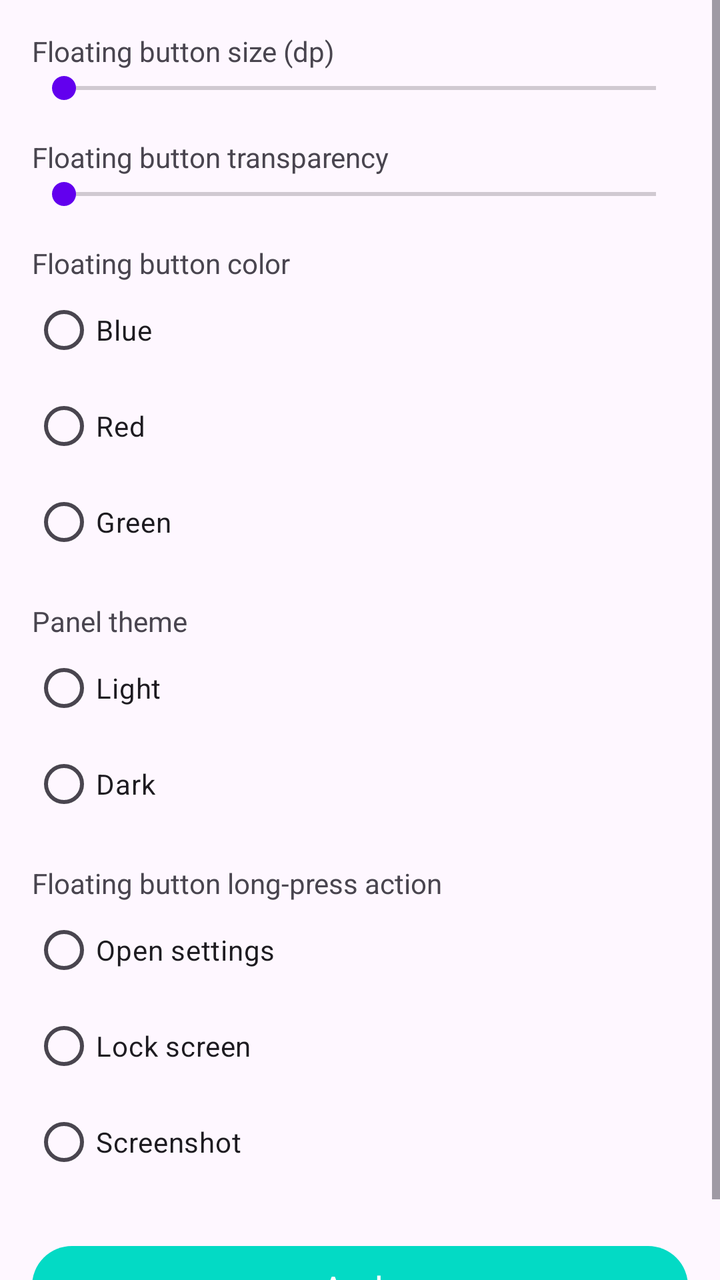
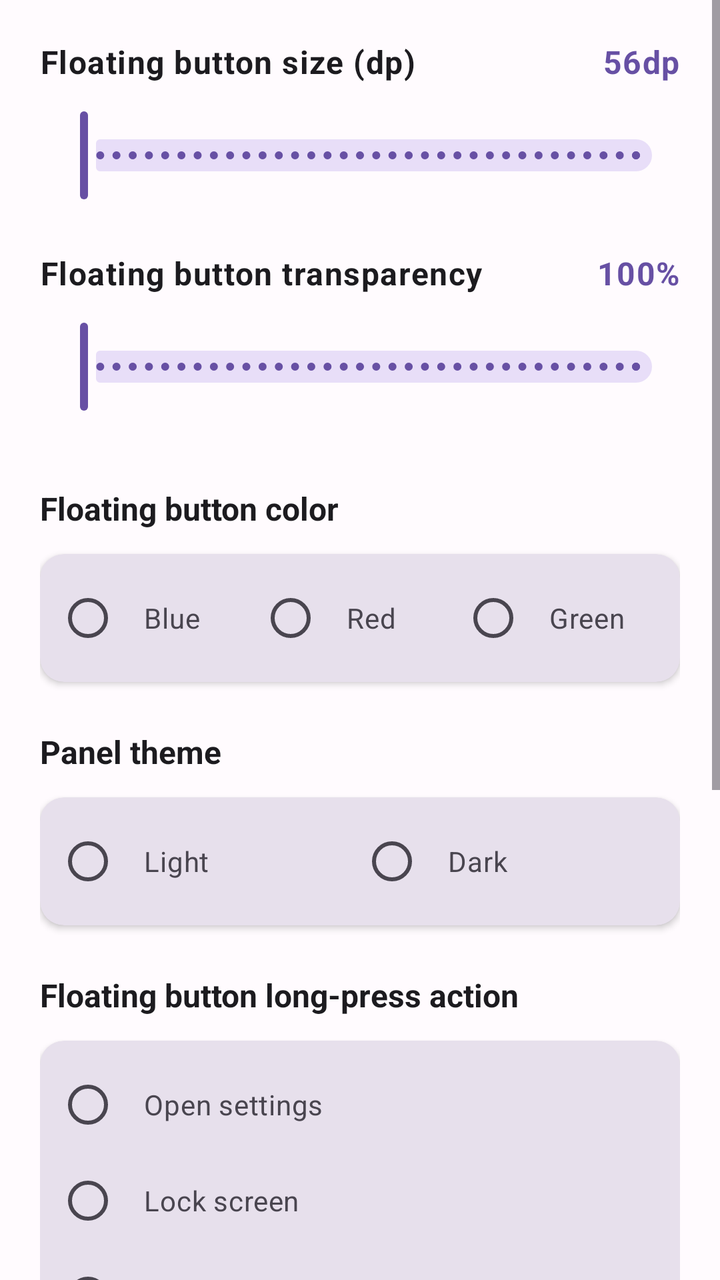

The first picture is an Android layout as it rendered before a commit; the second is the same layout after the commit. The layout source and the unified diff follow.
<!-- AndroidManifest.xml: application theme Theme.AssistiveTouch -->
<!-- res/layout/activity_settings.xml -->
<?xml version="1.0" encoding="utf-8"?>
<ScrollView xmlns:android="http://schemas.android.com/apk/res/android"
    android:layout_width="match_parent"
    android:layout_height="match_parent">

    <LinearLayout
        android:layout_width="match_parent"
        android:layout_height="wrap_content"
        android:orientation="vertical"
        android:padding="16dp">

        <TextView
            android:layout_width="wrap_content"
            android:layout_height="wrap_content"
            android:text="@string/settings_button_size" />

        <SeekBar
            android:id="@+id/seekSize"
            android:layout_width="match_parent"
            android:layout_height="wrap_content"
            android:max="96" />

        <TextView
            android:layout_width="wrap_content"
            android:layout_height="wrap_content"
            android:text="@string/settings_button_alpha"
            android:layout_marginTop="16dp" />

        <SeekBar
            android:id="@+id/seekAlpha"
            android:layout_width="match_parent"
            android:layout_height="wrap_content"
            android:max="100" />

        <TextView
            android:layout_width="wrap_content"
            android:layout_height="wrap_content"
            android:text="@string/settings_button_color"
            android:layout_marginTop="16dp" />

        <RadioGroup
            android:id="@+id/groupColor"
            android:layout_width="wrap_content"
            android:layout_height="wrap_content">

            <RadioButton
                android:id="@+id/radioColorBlue"
                android:layout_width="wrap_content"
                android:layout_height="wrap_content"
                android:text="Blue" />

            <RadioButton
                android:id="@+id/radioColorRed"
                android:layout_width="wrap_content"
                android:layout_height="wrap_content"
                android:text="Red" />

            <RadioButton
                android:id="@+id/radioColorGreen"
                android:layout_width="wrap_content"
                android:layout_height="wrap_content"
                android:text="Green" />
        </RadioGroup>

        <TextView
            android:layout_width="wrap_content"
            android:layout_height="wrap_content"
            android:text="@string/settings_panel_theme"
            android:layout_marginTop="16dp" />

        <RadioGroup
            android:id="@+id/groupTheme"
            android:layout_width="wrap_content"
            android:layout_height="wrap_content">

            <RadioButton
                android:id="@+id/radioThemeLight"
                android:layout_width="wrap_content"
                android:layout_height="wrap_content"
                android:text="Light" />

            <RadioButton
                android:id="@+id/radioThemeDark"
                android:layout_width="wrap_content"
                android:layout_height="wrap_content"
                android:text="Dark" />
        </RadioGroup>

        <TextView
            android:layout_width="wrap_content"
            android:layout_height="wrap_content"
            android:text="@string/settings_long_press"
            android:layout_marginTop="16dp" />

        <RadioGroup
            android:id="@+id/groupLongPress"
            android:layout_width="wrap_content"
            android:layout_height="wrap_content">

            <RadioButton
                android:id="@+id/radioLongPressSettings"
                android:layout_width="wrap_content"
                android:layout_height="wrap_content"
                android:text="Open settings" />

            <RadioButton
                android:id="@+id/radioLongPressLock"
                android:layout_width="wrap_content"
                android:layout_height="wrap_content"
                android:text="Lock screen" />

            <RadioButton
                android:id="@+id/radioLongPressScreenshot"
                android:layout_width="wrap_content"
                android:layout_height="wrap_content"
                android:text="Screenshot" />
        </RadioGroup>

        <Button
            android:id="@+id/buttonApplySettings"
            android:layout_width="match_parent"
            android:layout_height="wrap_content"
            android:text="@string/settings_apply"
            android:layout_marginTop="24dp" />

    </LinearLayout>

</ScrollView>
<!-- resources referenced by this layout -->
<resources>
  <style name="Theme.AssistiveTouch" parent="Theme.Material3.DayNight.NoActionBar">
          <item name="colorPrimary">@color/teal_200</item>
          <item name="colorOnPrimary">@android:color/white</item>
          <item name="colorSecondary">@color/purple_500</item>
          <item name="android:statusBarColor">@android:color/transparent</item>
          <item name="android:navigationBarColor">@android:color/black</item>
      </style>
  <color name="teal_200">#03DAC5</color>
  <color name="purple_500">#6200EE</color>
  <!-- unchanged entries left out for length: 6 -->
</resources>

<!-- the commit's change to res/layout/activity_settings.xml (unified diff, before → after) -->
@@ -1,5 +1,6 @@
 <?xml version="1.0" encoding="utf-8"?>
 <ScrollView xmlns:android="http://schemas.android.com/apk/res/android"
+    xmlns:app="http://schemas.android.com/apk/res-auto"
     android:layout_width="match_parent"
     android:layout_height="match_parent">
 
@@ -7,121 +8,290 @@
         android:layout_width="match_parent"
         android:layout_height="wrap_content"
         android:orientation="vertical"
-        android:padding="16dp">
+        android:padding="20dp">
+
+        <LinearLayout
+            android:layout_width="match_parent"
+            android:layout_height="wrap_content"
+            android:orientation="horizontal"
+            android:gravity="center_vertical">
+            <TextView
+                android:layout_width="0dp"
+                android:layout_height="wrap_content"
+                android:layout_weight="1"
+                android:text="@string/settings_button_size"
+                android:textAppearance="@style/TextAppearance.MaterialComponents.Body1"
+                android:textColor="?attr/colorOnSurface"
+                android:textSize="16sp"
+                android:textStyle="bold" />
+            <TextView
+                android:id="@+id/textSizeValue"
+                android:layout_width="wrap_content"
+                android:layout_height="wrap_content"
+                android:text="56dp"
+                android:textAppearance="@style/TextAppearance.MaterialComponents.Body1"
+                android:textColor="?attr/colorPrimary"
+                android:textStyle="bold"
+                android:paddingStart="8dp" />
+        </LinearLayout>
+
+        <com.google.android.material.slider.Slider
+            android:id="@+id/seekSize"
+            android:layout_width="match_parent"
+            android:layout_height="wrap_content"
+            android:valueFrom="0.0"
+            android:valueTo="56.0"
+            android:stepSize="1.0"
+            android:layout_marginTop="12dp"
+            android:layout_marginBottom="8dp" />
+
+        <LinearLayout
+            android:layout_width="match_parent"
+            android:layout_height="wrap_content"
+            android:orientation="horizontal"
+            android:gravity="center_vertical"
+            android:layout_marginTop="16dp">
+            <TextView
+                android:layout_width="0dp"
+                android:layout_height="wrap_content"
+                android:layout_weight="1"
+                android:text="@string/settings_button_alpha"
+                android:textAppearance="@style/TextAppearance.MaterialComponents.Body1"
+                android:textColor="?attr/colorOnSurface"
+                android:textSize="16sp"
+                android:textStyle="bold" />
+            <TextView
+                android:id="@+id/textAlphaValue"
+                android:layout_width="wrap_content"
+                android:layout_height="wrap_content"
+                android:text="100%"
+                android:textAppearance="@style/TextAppearance.MaterialComponents.Body1"
+                android:textColor="?attr/colorPrimary"
+                android:textStyle="bold"
+                android:paddingStart="8dp" />
+        </LinearLayout>
+
+        <com.google.android.material.slider.Slider
+            android:id="@+id/seekAlpha"
+            android:layout_width="match_parent"
+            android:layout_height="wrap_content"
+            android:valueFrom="30.0"
+            android:valueTo="100.0"
+            android:stepSize="1.0"
+            android:layout_marginTop="12dp"
+            android:layout_marginBottom="8dp" />
 
         <TextView
             android:layout_width="wrap_content"
             android:layout_height="wrap_content"
-            android:text="@string/settings_button_size" />
-
-        <SeekBar
-            android:id="@+id/seekSize"
-            android:layout_width="match_parent"
-            android:layout_height="wrap_content"
-            android:max="96" />
+            android:text="@string/settings_button_color"
+            android:textSize="16sp"
+            android:textStyle="bold"
+            android:textColor="?attr/colorOnSurface"
+            android:layout_marginTop="28dp" />
+
+        <com.google.android.material.card.MaterialCardView
+            android:layout_width="match_parent"
+            android:layout_height="wrap_content"
+            android:layout_marginTop="12dp"
+            app:cardElevation="2dp"
+            app:cardCornerRadius="12dp"
+            app:cardBackgroundColor="?attr/colorSurfaceVariant">
+            <RadioGroup
+                android:id="@+id/groupColor"
+                android:layout_width="match_parent"
+                android:layout_height="wrap_content"
+                android:padding="8dp"
+                android:orientation="horizontal">
+
+                <RadioButton
+                    android:id="@+id/radioColorBlue"
+                    android:layout_width="0dp"
+                    android:layout_height="wrap_content"
+                    android:layout_weight="1"
+                    android:text="Blue"
+                    android:textSize="14sp"
+                    android:textColor="?attr/colorOnSurfaceVariant"
+                    android:padding="12dp" />
+
+                <RadioButton
+                    android:id="@+id/radioColorRed"
+                    android:layout_width="0dp"
+                    android:layout_height="wrap_content"
+                    android:layout_weight="1"
+                    android:text="Red"
+                    android:textSize="14sp"
+                    android:textColor="?attr/colorOnSurfaceVariant"
+                    android:padding="12dp" />
+
+                <RadioButton
+                    android:id="@+id/radioColorGreen"
+                    android:layout_width="0dp"
+                    android:layout_height="wrap_content"
+                    android:layout_weight="1"
+                    android:text="Green"
+                    android:textSize="14sp"
+                    android:textColor="?attr/colorOnSurfaceVariant"
+                    android:padding="12dp" />
+            </RadioGroup>
+        </com.google.android.material.card.MaterialCardView>
 
         <TextView
             android:layout_width="wrap_content"
             android:layout_height="wrap_content"
-            android:text="@string/settings_button_alpha"
-            android:layout_marginTop="16dp" />
-
-        <SeekBar
-            android:id="@+id/seekAlpha"
-            android:layout_width="match_parent"
-            android:layout_height="wrap_content"
-            android:max="100" />
+            android:text="@string/settings_panel_theme"
+            android:textSize="16sp"
+            android:textStyle="bold"
+            android:textColor="?attr/colorOnSurface"
+            android:layout_marginTop="24dp" />
+
+        <com.google.android.material.card.MaterialCardView
+            android:layout_width="match_parent"
+            android:layout_height="wrap_content"
+            android:layout_marginTop="12dp"
+            app:cardElevation="2dp"
+            app:cardCornerRadius="12dp"
+            app:cardBackgroundColor="?attr/colorSurfaceVariant">
+            <RadioGroup
+                android:id="@+id/groupTheme"
+                android:layout_width="match_parent"
+                android:layout_height="wrap_content"
+                android:padding="8dp"
+                android:orientation="horizontal">
+
+                <RadioButton
+                    android:id="@+id/radioThemeLight"
+                    android:layout_width="0dp"
+                    android:layout_height="wrap_content"
+                    android:layout_weight="1"
+                    android:text="Light"
+                    android:textSize="14sp"
+                    android:textColor="?attr/colorOnSurfaceVariant"
+                    android:padding="12dp" />
+
+                <RadioButton
+                    android:id="@+id/radioThemeDark"
+                    android:layout_width="0dp"
+                    android:layout_height="wrap_content"
+                    android:layout_weight="1"
+                    android:text="Dark"
+                    android:textSize="14sp"
+                    android:textColor="?attr/colorOnSurfaceVariant"
+                    android:padding="12dp" />
+            </RadioGroup>
+        </com.google.android.material.card.MaterialCardView>
 
         <TextView
             android:layout_width="wrap_content"
             android:layout_height="wrap_content"
-            android:text="@string/settings_button_color"
-            android:layout_marginTop="16dp" />
-
-        <RadioGroup
-            android:id="@+id/groupColor"
-            android:layout_width="wrap_content"
-            android:layout_height="wrap_content">
-
-            <RadioButton
-                android:id="@+id/radioColorBlue"
-                android:layout_width="wrap_content"
-                android:layout_height="wrap_content"
-                android:text="Blue" />
-
-            <RadioButton
-                android:id="@+id/radioColorRed"
-                android:layout_width="wrap_content"
-                android:layout_height="wrap_content"
-                android:text="Red" />
-
-            <RadioButton
-                android:id="@+id/radioColorGreen"
-                android:layout_width="wrap_content"
-                android:layout_height="wrap_content"
-                android:text="Green" />
-        </RadioGroup>
-
-        <TextView
-            android:layout_width="wrap_content"
-            android:layout_height="wrap_content"
-            android:text="@string/settings_panel_theme"
-            android:layout_marginTop="16dp" />
-
-        <RadioGroup
-            android:id="@+id/groupTheme"
-            android:layout_width="wrap_content"
-            android:layout_height="wrap_content">
-
-            <RadioButton
-                android:id="@+id/radioThemeLight"
-                android:layout_width="wrap_content"
-                android:layout_height="wrap_content"
-                android:text="Light" />
-
-            <RadioButton
-                android:id="@+id/radioThemeDark"
-                android:layout_width="wrap_content"
-                android:layout_height="wrap_content"
-                android:text="Dark" />
-        </RadioGroup>
-
-        <TextView
-            android:layout_width="wrap_content"
-            android:layout_height="wrap_content"
             android:text="@string/settings_long_press"
-            android:layout_marginTop="16dp" />
-
-        <RadioGroup
-            android:id="@+id/groupLongPress"
-            android:layout_width="wrap_content"
-            android:layout_height="wrap_content">
-
-            <RadioButton
-                android:id="@+id/radioLongPressSettings"
-                android:layout_width="wrap_content"
-                android:layout_height="wrap_content"
-                android:text="Open settings" />
-
-            <RadioButton
-                android:id="@+id/radioLongPressLock"
-                android:layout_width="wrap_content"
-                android:layout_height="wrap_content"
-                android:text="Lock screen" />
-
-            <RadioButton
-                android:id="@+id/radioLongPressScreenshot"
-                android:layout_width="wrap_content"
-                android:layout_height="wrap_content"
-                android:text="Screenshot" />
-        </RadioGroup>
-
-        <Button
+            android:textSize="16sp"
+            android:textStyle="bold"
+            android:textColor="?attr/colorOnSurface"
+            android:layout_marginTop="24dp" />
+
+        <com.google.android.material.card.MaterialCardView
+            android:layout_width="match_parent"
+            android:layout_height="wrap_content"
+            android:layout_marginTop="12dp"
+            app:cardElevation="2dp"
+            app:cardCornerRadius="12dp"
+            app:cardBackgroundColor="?attr/colorSurfaceVariant">
+            <RadioGroup
+                android:id="@+id/groupLongPress"
+                android:layout_width="match_parent"
+                android:layout_height="wrap_content"
+                android:padding="8dp"
+                android:orientation="vertical">
+
+                <RadioButton
+                    android:id="@+id/radioLongPressSettings"
+                    android:layout_width="match_parent"
+                    android:layout_height="wrap_content"
+                    android:text="Open settings"
+                    android:textSize="14sp"
+                    android:textColor="?attr/colorOnSurfaceVariant"
+                    android:padding="12dp" />
+
+                <RadioButton
+                    android:id="@+id/radioLongPressLock"
+                    android:layout_width="match_parent"
+                    android:layout_height="wrap_content"
+                    android:text="Lock screen"
+                    android:textSize="14sp"
+                    android:textColor="?attr/colorOnSurfaceVariant"
+                    android:padding="12dp" />
+
+                <RadioButton
+                    android:id="@+id/radioLongPressScreenshot"
+                    android:layout_width="match_parent"
+                    android:layout_height="wrap_content"
+                    android:text="Screenshot"
+                    android:textSize="14sp"
+                    android:textColor="?attr/colorOnSurfaceVariant"
+                    android:padding="12dp" />
+            </RadioGroup>
+        </com.google.android.material.card.MaterialCardView>
+
+        
+        <com.google.android.material.card.MaterialCardView
+            android:layout_width="match_parent"
+            android:layout_height="wrap_content"
+            android:layout_marginTop="24dp"
+            app:cardElevation="4dp"
+            app:cardCornerRadius="12dp"
+            app:cardBackgroundColor="?attr/colorSurfaceVariant">
+            <LinearLayout
+                android:layout_width="match_parent"
+                android:layout_height="wrap_content"
+                android:orientation="vertical"
+                android:padding="20dp">
+                <TextView
+                    android:layout_width="wrap_content"
+                    android:layout_height="wrap_content"
+                    android:text="Preview"
+                    android:textAppearance="@style/TextAppearance.MaterialComponents.Headline6"
+                    android:textColor="?attr/colorOnSurface"
+                    android:textSize="18sp"
+                    android:textStyle="bold"
+                    android:layout_marginBottom="20dp" />
+                <FrameLayout
+                    android:layout_width="match_parent"
+                    android:layout_height="140dp"
+                    android:gravity="center"
+                    android:background="?attr/colorSurface"
+                    android:padding="16dp">
+                    <com.google.android.material.card.MaterialCardView
+                        android:id="@+id/previewButton"
+                        android:layout_width="56dp"
+                        android:layout_height="56dp"
+                        android:layout_gravity="center"
+                        app:cardElevation="6dp"
+                        app:cardCornerRadius="28dp"
+                        app:cardBackgroundColor="?attr/colorPrimary">
+                        <ImageView
+                            android:layout_width="24dp"
+                            android:layout_height="24dp"
+                            android:layout_gravity="center"
+                            android:src="@drawable/ic_settings"
+                            android:tint="?attr/colorOnPrimary"
+                            android:padding="16dp" />
+                    </com.google.android.material.card.MaterialCardView>
+                </FrameLayout>
+            </LinearLayout>
+        </com.google.android.material.card.MaterialCardView>
+
+        <com.google.android.material.button.MaterialButton
             android:id="@+id/buttonApplySettings"
             android:layout_width="match_parent"
-            android:layout_height="wrap_content"
+            android:layout_height="64dp"
             android:text="@string/settings_apply"
-            android:layout_marginTop="24dp" />
+            android:textSize="16sp"
+            android:textStyle="bold"
+            android:layout_marginTop="24dp"
+            android:layout_marginHorizontal="20dp"
+            style="@style/Widget.Material3.Button"
+            app:cornerRadius="12dp" />
 
     </LinearLayout>
 
<!-- resource entries referenced after the edit -->
@@ -1,14 +1,93 @@
 <!-- resources referenced by this layout -->
 <resources>
+  <!-- drawable ic_settings (drawable) -->
+  <?xml version="1.0" encoding="utf-8"?>
+  <vector xmlns:android="http://schemas.android.com/apk/res/android"
+      android:width="24dp"
+      android:height="24dp"
+      android:viewportWidth="24"
+      android:viewportHeight="24">
+      <path
+          android:fillColor="@android:color/white"
+          android:pathData="M19.14,12.94c0.04,-0.31 0.06,-0.63 0.06,-0.94s-0.02,-0.63 -0.06,-0.94l2.03,-1.58c0.18,-0.14 0.23,-0.41 0.12,-0.61l-1.92,-3.32c-0.12,-0.21 -0.37,-0.3 -0.6,-0.22l-2.39,0.96c-0.5,-0.38 -1.03,-0.7 -1.62,-0.94L14.4,2.81C14.37,2.58 14.18,2.41 13.95,2.41h-3.9c-0.23,0 -0.42,0.17 -0.45,0.4L9.24,5.35C8.65,5.59 8.12,5.91 7.62,6.29L5.23,5.33c-0.22,-0.09 -0.48,0.01 -0.6,0.22L2.71,8.87C2.59,9.08 2.64,9.35 2.82,9.49l2.03,1.58C4.81,11.37 4.79,11.69 4.79,12s0.02,0.63 0.06,0.94l-2.03,1.58c-0.18,0.14 -0.23,0.41 -0.12,0.61l1.92,3.32c0.12,0.21 0.37,0.3 0.6,0.22l2.39,-0.96c0.5,0.38 1.03,0.7 1.62,0.94l0.36,2.54c0.03,0.23 0.22,0.4 0.45,0.4h3.9c0.23,0 0.42,-0.17 0.45,-0.4l0.36,-2.54c0.59,-0.24 1.12,-0.56 1.62,-0.94l2.39,0.96c0.23,0.09 0.48,-0.01 0.6,-0.22l1.92,-3.32c0.12,-0.21 0.07,-0.47 -0.12,-0.61l-2.03,-1.58zM12,15.5c-1.93,0 -3.5,-1.57 -3.5,-3.5s1.57,-3.5 3.5,-3.5 3.5,1.57 3.5,3.5 -1.57,3.5 -3.5,3.5z" />
+  </vector>
   <style name="Theme.AssistiveTouch" parent="Theme.Material3.DayNight.NoActionBar">
-          <item name="colorPrimary">@color/teal_200</item>
-          <item name="colorOnPrimary">@android:color/white</item>
-          <item name="colorSecondary">@color/purple_500</item>
+          
+          <item name="colorPrimary">@color/primary</item>
+          <item name="colorOnPrimary">@color/on_primary</item>
+          <item name="colorPrimaryContainer">@color/primary_container</item>
+          <item name="colorOnPrimaryContainer">@color/on_primary_container</item>
+          
+          
+          <item name="colorSecondary">@color/secondary</item>
+          <item name="colorOnSecondary">@color/on_secondary</item>
+          <item name="colorSecondaryContainer">@color/secondary_container</item>
+          <item name="colorOnSecondaryContainer">@color/on_secondary_container</item>
+          
+          
+          <item name="colorTertiary">@color/tertiary</item>
+          <item name="colorOnTertiary">@color/on_tertiary</item>
+          <item name="colorTertiaryContainer">@color/tertiary_container</item>
+          <item name="colorOnTertiaryContainer">@color/on_tertiary_container</item>
+          
+          
+          <item name="colorError">@color/error</item>
+          <item name="colorOnError">@color/on_error</item>
+          <item name="colorErrorContainer">@color/error_container</item>
+          <item name="colorOnErrorContainer">@color/on_error_container</item>
+          
+          
+          <item name="colorSurface">@color/surface</item>
+          <item name="colorOnSurface">@color/on_surface</item>
+          <item name="colorSurfaceVariant">@color/surface_variant</item>
+          <item name="colorOnSurfaceVariant">@color/on_surface_variant</item>
+          
+          
+          <item name="android:colorBackground">@color/background</item>
+          <item name="colorOnBackground">@color/on_background</item>
+          
+          
+          <item name="colorOutline">@color/outline</item>
+          <item name="colorOutlineVariant">@color/outline_variant</item>
+          
+          
           <item name="android:statusBarColor">@android:color/transparent</item>
-          <item name="android:navigationBarColor">@android:color/black</item>
+          <item name="android:navigationBarColor">@android:color/transparent</item>
+          <item name="android:windowLightStatusBar" tools:targetApi="m">true</item>
+          <item name="android:windowLightNavigationBar" tools:targetApi="o_mr1">true</item>
+          
+          
+          <item name="materialCardViewStyle">@style/CardView.Material3</item>
       </style>
-  <color name="teal_200">#03DAC5</color>
-  <color name="purple_500">#6200EE</color>
+  <color name="primary">#6750A4</color>
+  <color name="on_primary">#FFFFFF</color>
+  <color name="primary_container">#EADDFF</color>
+  <color name="on_primary_container">#21005D</color>
+  <color name="secondary">#625B71</color>
+  <color name="on_secondary">#FFFFFF</color>
+  <color name="secondary_container">#E8DEF8</color>
+  <color name="on_secondary_container">#1D192B</color>
+  <color name="tertiary">#7D5260</color>
+  <color name="on_tertiary">#FFFFFF</color>
+  <color name="tertiary_container">#FFD8E4</color>
+  <color name="on_tertiary_container">#31111D</color>
+  <color name="error">#BA1A1A</color>
+  <color name="on_error">#FFFFFF</color>
+  <color name="error_container">#FFDAD6</color>
+  <color name="on_error_container">#410002</color>
+  <color name="surface">#FFFBFE</color>
+  <color name="on_surface">#1C1B1F</color>
+  <color name="surface_variant">#E7E0EC</color>
+  <color name="on_surface_variant">#49454F</color>
+  <color name="background">#FFFBFE</color>
+  <color name="on_background">#1C1B1F</color>
+  <color name="outline">#79747E</color>
+  <color name="outline_variant">#CAC4D0</color>
+  <style name="CardView.Material3" parent="Widget.Material3.CardView.Elevated">
+          <item name="cardElevation">2dp</item>
+          <item name="cardCornerRadius">16dp</item>
+          <item name="cardBackgroundColor">@color/surface</item>
+      </style>
   <!-- unchanged entries left out for length: 6 -->
 </resources>
 
